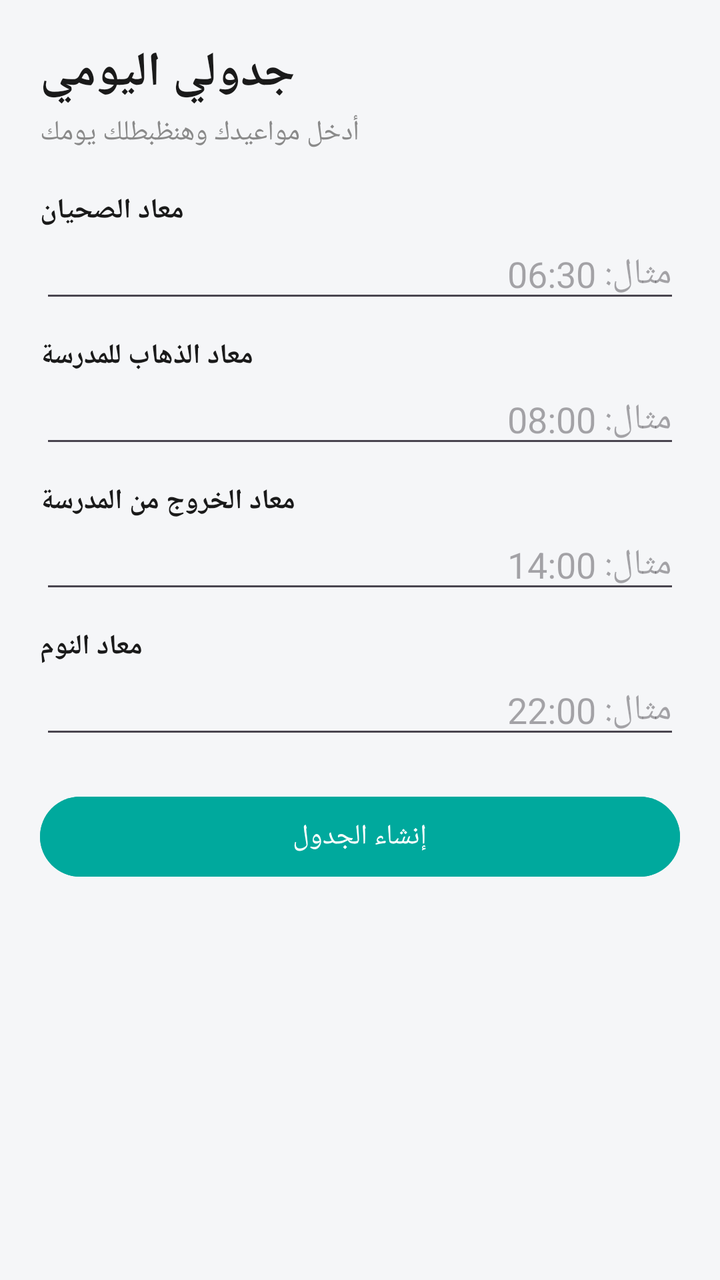
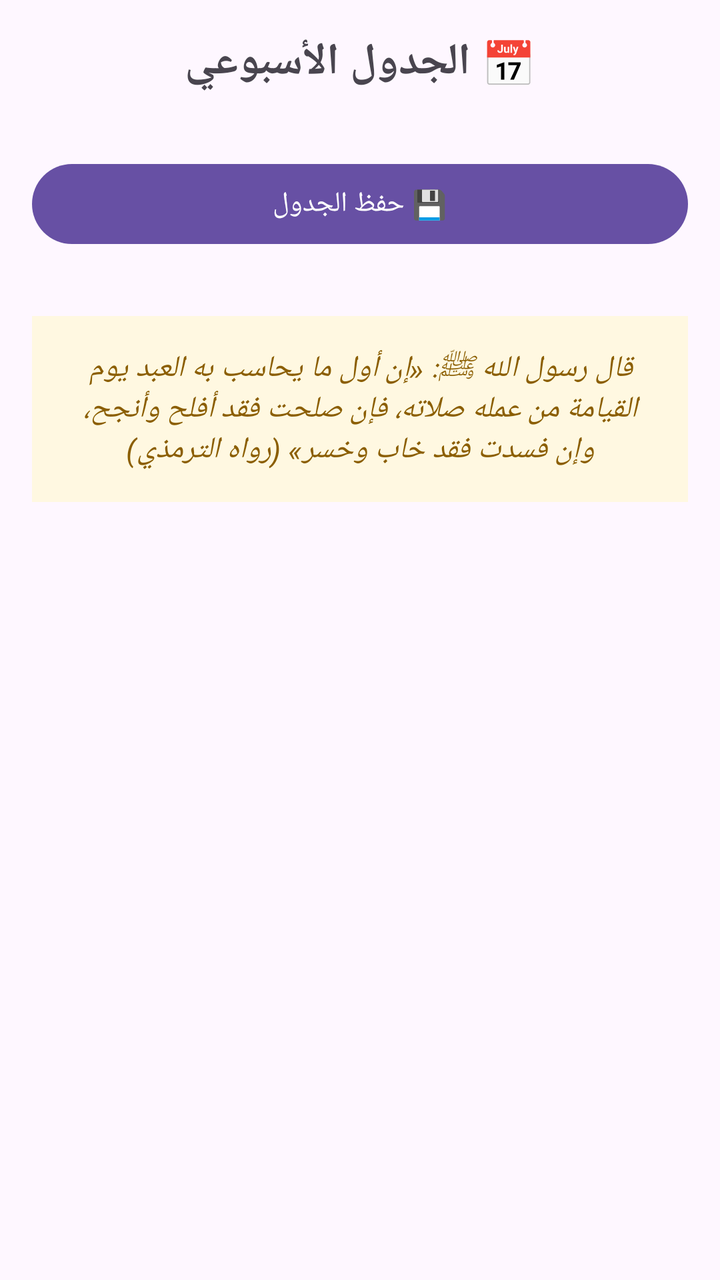

Compare the two renders of this Android layout. The source of the first and the diff that turns it into the second are given below.
<!-- AndroidManifest.xml: application theme Theme.1Bac -->
<!-- res/layout/activity_schedule.xml -->
<?xml version="1.0" encoding="utf-8"?>
<ScrollView xmlns:android="http://schemas.android.com/apk/res/android"
    android:layout_width="match_parent"
    android:layout_height="match_parent"
    android:background="@color/bg_gray">

    <LinearLayout
        android:layout_width="match_parent"
        android:layout_height="wrap_content"
        android:orientation="vertical"
        android:padding="20dp">

        <TextView
            android:layout_width="wrap_content"
            android:layout_height="wrap_content"
            android:text="جدولي اليومي"
            android:textSize="24sp"
            android:textStyle="bold"
            android:textColor="@color/text_dark" />

        <TextView
            android:layout_width="wrap_content"
            android:layout_height="wrap_content"
            android:layout_marginTop="4dp"
            android:text="أدخل مواعيدك وهنظبطلك يومك"
            android:textSize="14sp"
            android:textColor="@color/text_gray" />

        <TextView
            android:layout_width="wrap_content"
            android:layout_height="wrap_content"
            android:layout_marginTop="20dp"
            android:text="معاد الصحيان"
            android:textColor="@color/text_dark"
            android:textStyle="bold" />

        <EditText
            android:id="@+id/wakeUpTime"
            android:layout_width="match_parent"
            android:layout_height="wrap_content"
            android:hint="مثال: 06:30"
            android:inputType="text" />

        <TextView
            android:layout_width="wrap_content"
            android:layout_height="wrap_content"
            android:layout_marginTop="12dp"
            android:text="معاد الذهاب للمدرسة"
            android:textColor="@color/text_dark"
            android:textStyle="bold" />

        <EditText
            android:id="@+id/schoolStartTime"
            android:layout_width="match_parent"
            android:layout_height="wrap_content"
            android:hint="مثال: 08:00"
            android:inputType="text" />

        <TextView
            android:layout_width="wrap_content"
            android:layout_height="wrap_content"
            android:layout_marginTop="12dp"
            android:text="معاد الخروج من المدرسة"
            android:textColor="@color/text_dark"
            android:textStyle="bold" />

        <EditText
            android:id="@+id/schoolEndTime"
            android:layout_width="match_parent"
            android:layout_height="wrap_content"
            android:hint="مثال: 14:00"
            android:inputType="text" />

        <TextView
            android:layout_width="wrap_content"
            android:layout_height="wrap_content"
            android:layout_marginTop="12dp"
            android:text="معاد النوم"
            android:textColor="@color/text_dark"
            android:textStyle="bold" />

        <EditText
            android:id="@+id/sleepTime"
            android:layout_width="match_parent"
            android:layout_height="wrap_content"
            android:hint="مثال: 22:00"
            android:inputType="text" />

        <Button
            android:id="@+id/generateScheduleButton"
            android:layout_width="match_parent"
            android:layout_height="wrap_content"
            android:layout_marginTop="20dp"
            android:text="إنشاء الجدول"
            android:backgroundTint="@color/teal_primary" />

        <TextView
            android:id="@+id/scheduleResult"
            android:layout_width="match_parent"
            android:layout_height="wrap_content"
            android:layout_marginTop="24dp"
            android:textColor="@color/text_dark"
            android:textSize="15sp" />

    </LinearLayout>
</ScrollView>
<!-- resources referenced by this layout -->
<resources>
  <color name="bg_gray">#F5F6F8</color>
  <color name="teal_primary">#00A99D</color>
  <color name="text_dark">#1A1A1A</color>
  <color name="text_gray">#8A8A8A</color>
  <style name="Theme.1Bac" parent="Base.Theme.1Bac" />
  <style name="Base.Theme.1Bac" parent="Theme.Material3.DayNight.NoActionBar">
          
          
      </style>
</resources>

<!-- the commit's change to res/layout/activity_schedule.xml (unified diff, before → after) -->
@@ -2,105 +2,47 @@
 <ScrollView xmlns:android="http://schemas.android.com/apk/res/android"
     android:layout_width="match_parent"
     android:layout_height="match_parent"
-    android:background="@color/bg_gray">
+    android:fillViewport="true">
 
     <LinearLayout
         android:layout_width="match_parent"
         android:layout_height="wrap_content"
         android:orientation="vertical"
-        android:padding="20dp">
+        android:padding="16dp">
 
         <TextView
-            android:layout_width="wrap_content"
+            android:layout_width="match_parent"
             android:layout_height="wrap_content"
-            android:text="جدولي اليومي"
-            android:textSize="24sp"
+            android:text="📅 الجدول الأسبوعي"
+            android:textSize="22sp"
             android:textStyle="bold"
-            android:textColor="@color/text_dark" />
+            android:gravity="center"
+            android:layout_marginBottom="16dp" />
+
+        <LinearLayout
+            android:id="@+id/scheduleContainer"
+            android:layout_width="match_parent"
+            android:layout_height="wrap_content"
+            android:orientation="vertical" />
+
+        <Button
+            android:id="@+id/saveScheduleButton"
+            android:layout_width="match_parent"
+            android:layout_height="wrap_content"
+            android:layout_marginTop="16dp"
+            android:text="💾 حفظ الجدول" />
 
         <TextView
-            android:layout_width="wrap_content"
-            android:layout_height="wrap_content"
-            android:layout_marginTop="4dp"
-            android:text="أدخل مواعيدك وهنظبطلك يومك"
-            android:textSize="14sp"
-            android:textColor="@color/text_gray" />
-
-        <TextView
-            android:layout_width="wrap_content"
-            android:layout_height="wrap_content"
-            android:layout_marginTop="20dp"
-            android:text="معاد الصحيان"
-            android:textColor="@color/text_dark"
-            android:textStyle="bold" />
-
-        <EditText
-            android:id="@+id/wakeUpTime"
             android:layout_width="match_parent"
             android:layout_height="wrap_content"
-            android:hint="مثال: 06:30"
-            android:inputType="text" />
-
-        <TextView
-            android:layout_width="wrap_content"
-            android:layout_height="wrap_content"
-            android:layout_marginTop="12dp"
-            android:text="معاد الذهاب للمدرسة"
-            android:textColor="@color/text_dark"
-            android:textStyle="bold" />
-
-        <EditText
-            android:id="@+id/schoolStartTime"
-            android:layout_width="match_parent"
-            android:layout_height="wrap_content"
-            android:hint="مثال: 08:00"
-            android:inputType="text" />
-
-        <TextView
-            android:layout_width="wrap_content"
-            android:layout_height="wrap_content"
-            android:layout_marginTop="12dp"
-            android:text="معاد الخروج من المدرسة"
-            android:textColor="@color/text_dark"
-            android:textStyle="bold" />
-
-        <EditText
-            android:id="@+id/schoolEndTime"
-            android:layout_width="match_parent"
-            android:layout_height="wrap_content"
-            android:hint="مثال: 14:00"
-            android:inputType="text" />
-
-        <TextView
-            android:layout_width="wrap_content"
-            android:layout_height="wrap_content"
-            android:layout_marginTop="12dp"
-            android:text="معاد النوم"
-            android:textColor="@color/text_dark"
-            android:textStyle="bold" />
-
-        <EditText
-            android:id="@+id/sleepTime"
-            android:layout_width="match_parent"
-            android:layout_height="wrap_content"
-            android:hint="مثال: 22:00"
-            android:inputType="text" />
-
-        <Button
-            android:id="@+id/generateScheduleButton"
-            android:layout_width="match_parent"
-            android:layout_height="wrap_content"
-            android:layout_marginTop="20dp"
-            android:text="إنشاء الجدول"
-            android:backgroundTint="@color/teal_primary" />
-
-        <TextView
-            android:id="@+id/scheduleResult"
-            android:layout_width="match_parent"
-            android:layout_height="wrap_content"
-            android:layout_marginTop="24dp"
-            android:textColor="@color/text_dark"
-            android:textSize="15sp" />
+            android:layout_marginTop="32dp"
+            android:padding="16dp"
+            android:background="#FFF8E1"
+            android:textColor="#8B5E00"
+            android:textStyle="italic"
+            android:textSize="15sp"
+            android:gravity="center"
+            android:text="قال رسول الله ﷺ: «إن أول ما يحاسب به العبد يوم القيامة من عمله صلاته، فإن صلحت فقد أفلح وأنجح، وإن فسدت فقد خاب وخسر» (رواه الترمذي)" />
 
     </LinearLayout>
 </ScrollView>
<!-- resource entries referenced after the edit -->
@@ -1,9 +1,5 @@
 <!-- resources referenced by this layout -->
 <resources>
-  <color name="bg_gray">#F5F6F8</color>
-  <color name="teal_primary">#00A99D</color>
-  <color name="text_dark">#1A1A1A</color>
-  <color name="text_gray">#8A8A8A</color>
   <style name="Theme.1Bac" parent="Base.Theme.1Bac" />
   <style name="Base.Theme.1Bac" parent="Theme.Material3.DayNight.NoActionBar">
           
